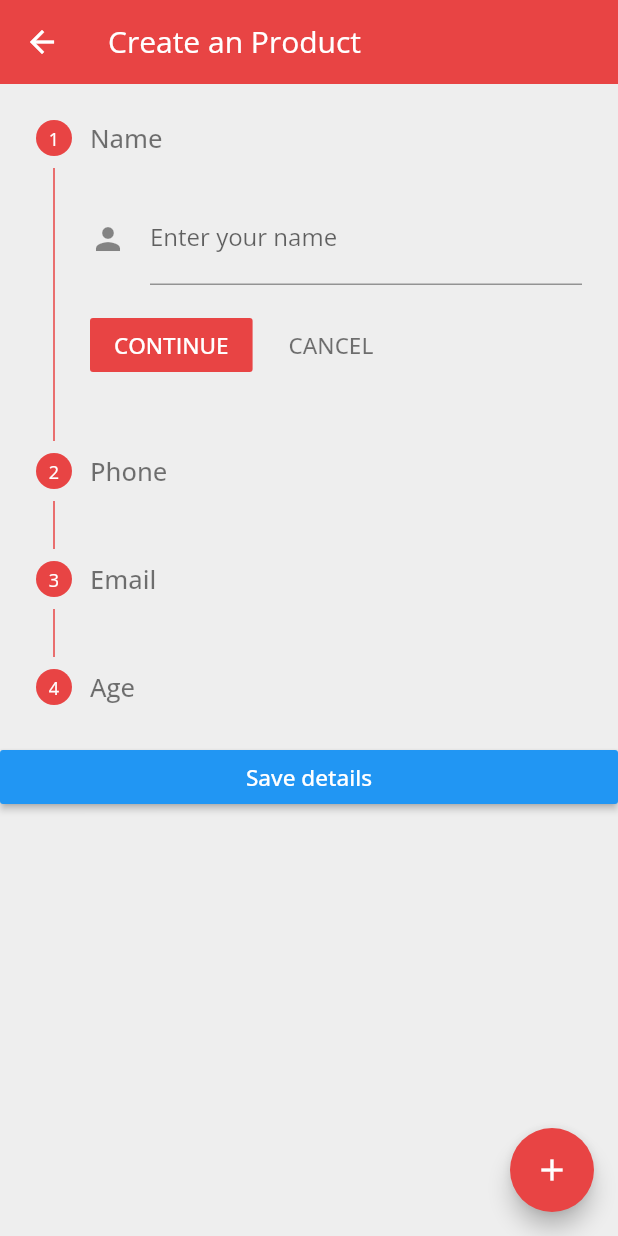
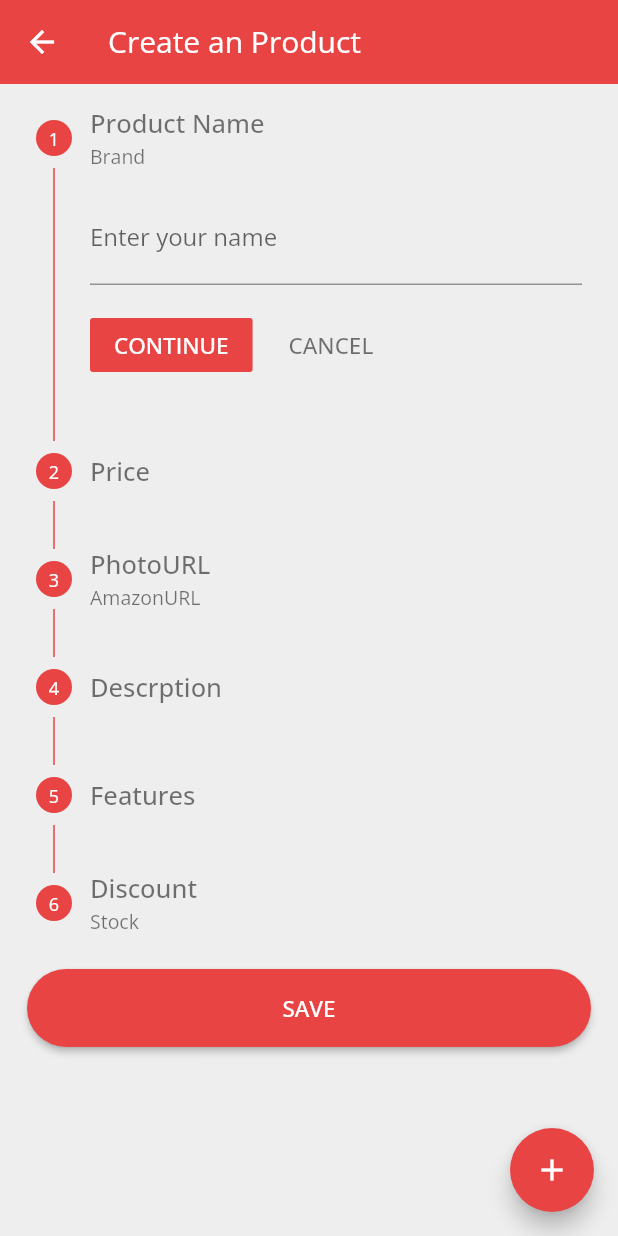
Before and after one commit to Aaron-CR/eShop-Flutter, a Flutter app: the ProductFormView screen opened directly, on a phone screen of 412 x 824 dp. Run offline on Flutter 3.47's test engine with Material 2 defaults, Android fonts, the phone set to English and light mode, and no system bars; our stand-ins replace cloud_firestore, firebase_auth, get_it, google_fonts, provider_architecture; accounts and stored records are empty.

Commit message:
test stepper

```diff
--- a/lib/theme/theme.dart
+++ b/lib/theme/theme.dart
@@ -80,15 +80,14 @@ ThemeData themeData = ThemeData(
     foregroundColor: Colors.white,
     backgroundColor: colorScheme.primary,
   ),
-  /* buttonTheme: ButtonThemeData(
-    minWidth: 200.0,
-    height: 50.0,
-    padding: EdgeInsets.all(18.0),
+  buttonColor: colorScheme.primary,
+  buttonTheme: ButtonThemeData(
+    padding: EdgeInsets.symmetric(horizontal: 24.0, vertical: 8.0),
     textTheme: ButtonTextTheme.primary,
     shape: RoundedRectangleBorder(
       borderRadius: BorderRadius.circular(30.0),
     ),
-  ), */
+  ),
   textTheme: textTheme,
   primaryTextTheme: textTheme,
   accentTextTheme: textTheme,
--- a/lib/views/product_form/product_form_view.dart
+++ b/lib/views/product_form/product_form_view.dart
@@ -8,6 +8,9 @@ import 'package:eshop/widgets/input_field.dart';
 
 class ProductFormView extends StatelessWidget {
   final productNameController = TextEditingController();
+
+  // TODO: only accept . (dot)
+  final String price = '120.6';
   final Product edittingProduct;
   ProductFormView({Key key, this.edittingProduct}) : super(key: key);
 
@@ -35,22 +38,23 @@ class ProductFormView extends StatelessWidget {
                 ),
           onPressed: () {
             if (!model.busy) {
-              model.addProduct(productName: productNameController.text);
+              model.addProduct(
+                productName: productNameController.text,
+                price: double.parse(price),
+              );
             }
           },
           backgroundColor:
-              !model.busy ? Theme.of(context).primaryColor : Colors.grey[600],
+              !model.busy ? Theme.of(context).primaryColor : Colors.grey[200],
         ),
         body: StepperBody(),
       ),
     );
   }
 
-
-
   Padding buildBody() {
     return Padding(
-      padding: const EdgeInsets.symmetric(horizontal: 30.0),
+      padding: EdgeInsets.symmetric(horizontal: 30.0),
       child: Column(
         crossAxisAlignment: CrossAxisAlignment.start,
         children: <Widget>[
--- a/lib/views/product_form/product_form_view_model.dart
+++ b/lib/views/product_form/product_form_view_model.dart
@@ -14,16 +14,18 @@ class ProductFormViewModel extends BaseViewModel {
   Product _edittingProduct;
   bool get _edditting => _edittingProduct != null;
 
-  Future addProduct({@required String productName}) async {
+  Future addProduct(
+      {@required String productName, @required double price}) async {
     setBusy(true);
 
     var result;
     if (!_edditting) {
-      result = await _firestoreService.addProduct(
-          Product(productName: productName, userId: currentUser.uid));
+      result = await _firestoreService.addProduct(Product(
+          productName: productName, price: price, userId: currentUser.uid));
     } else {
       result = await _firestoreService.updateProduct(Product(
         productName: productName,
+        price: price,
         userId: _edittingProduct.userId,
         id: _edittingProduct.id,
       ));
--- a/lib/views/product_form/test.dart
+++ b/lib/views/product_form/test.dart
@@ -1,4 +1,7 @@
 import 'package:flutter/material.dart';
+
+/// https://github.com/flutter/flutter/issues/11133
+/// https://github.com/flutter/flutter/pull/11165/commits/18c37cefcb26c8addff9dceba9c4c3d9f9845a1d
 
 class MyData {
   String name = '';
@@ -28,11 +31,11 @@ class _StepperBodyState extends State<StepperBody> {
   }
 
   List<Step> steps = [
+    /// Product Name & Brand
     Step(
-        title: const Text('Name'),
-        //subtitle: const Text('Enter your name'),
+      title: Text('Product Name'),
+      subtitle: Text('Brand'),
       isActive: true,
-        //state: StepState.error,
       state: StepState.indexed,
       content: TextFormField(
         focusNode: _focusNode,
@@ -42,7 +45,6 @@ class _StepperBodyState extends State<StepperBody> {
           data.name = value;
         },
         maxLines: 1,
-          //initialValue: 'Aseem Wangoo',
         validator: (value) {
           if (value.isEmpty || value.length < 1) {
             return 'Please enter name';
@@ -52,15 +54,15 @@ class _StepperBodyState extends State<StepperBody> {
           labelText: 'Enter your name',
           hintText: 'Enter a name',
           //filled: true,
-              icon: const Icon(Icons.person),
-              labelStyle:
-                  TextStyle(decorationStyle: TextDecorationStyle.solid)),
-        )),
+          labelStyle: TextStyle(decorationStyle: TextDecorationStyle.solid),
+        ),
+      ),
+    ),
+
+    /// Price
     Step(
-        title: const Text('Phone'),
-        //subtitle: const Text('Subtitle'),
+      title: Text('Price'),
       isActive: true,
-        //state: StepState.editing,
       state: StepState.indexed,
       content: TextFormField(
         keyboardType: TextInputType.phone,
@@ -77,16 +79,17 @@ class _StepperBodyState extends State<StepperBody> {
         decoration: InputDecoration(
           labelText: 'Enter your number',
           hintText: 'Enter a number',
-              icon: const Icon(Icons.phone),
-              labelStyle:
-                  TextStyle(decorationStyle: TextDecorationStyle.solid)),
-        )),
+          labelStyle: TextStyle(decorationStyle: TextDecorationStyle.solid),
+        ),
+      ),
+    ),
+
+    /// PhotoURL & AmazonURL
     Step(
-        title: const Text('Email'),
-        // subtitle: const Text('Subtitle'),
+      title: Text('PhotoURL'),
+      subtitle: Text('AmazonURL'),
       isActive: true,
       state: StepState.indexed,
-        // state: StepState.disabled,
       content: TextFormField(
         keyboardType: TextInputType.emailAddress,
         autocorrect: false,
@@ -102,13 +105,14 @@ class _StepperBodyState extends State<StepperBody> {
         decoration: InputDecoration(
           labelText: 'Enter your email',
           hintText: 'Enter a email address',
-              icon: const Icon(Icons.email),
-              labelStyle:
-                  TextStyle(decorationStyle: TextDecorationStyle.solid)),
-        )),
+          labelStyle: TextStyle(decorationStyle: TextDecorationStyle.solid),
+        ),
+      ),
+    ),
+
+    /// Descrption
     Step(
-        title: const Text('Age'),
-        // subtitle: const Text('Subtitle'),
+      title: Text('Descrption'),
       isActive: true,
       state: StepState.indexed,
       content: TextFormField(
@@ -126,16 +130,61 @@ class _StepperBodyState extends State<StepperBody> {
         decoration: InputDecoration(
           labelText: 'Enter your age',
           hintText: 'Enter age',
-              icon: const Icon(Icons.explicit),
-              labelStyle:
-                  TextStyle(decorationStyle: TextDecorationStyle.solid)),
-        )),
-    //  Step(
-    //     title: const Text('Fifth Step'),
-    //     subtitle: const Text('Subtitle'),
-    //     isActive: true,
-    //     state: StepState.complete,
-    //     content: const Text('Enjoy Step Fifth'))
+          labelStyle: TextStyle(decorationStyle: TextDecorationStyle.solid),
+        ),
+      ),
+    ),
+
+    /// Features
+    Step(
+      title: Text('Features'),
+      isActive: true,
+      state: StepState.indexed,
+      content: TextFormField(
+        keyboardType: TextInputType.number,
+        autocorrect: false,
+        validator: (value) {
+          if (value.isEmpty || value.length > 2) {
+            return 'Please enter valid age';
+          }
+        },
+        maxLines: 1,
+        onSaved: (String value) {
+          data.age = value;
+        },
+        decoration: InputDecoration(
+          labelText: 'Enter your age',
+          hintText: 'Enter age',
+          labelStyle: TextStyle(decorationStyle: TextDecorationStyle.solid),
+        ),
+      ),
+    ),
+
+    /// Discount & Stock
+    Step(
+      title: Text('Discount'),
+      subtitle: Text('Stock'),
+      isActive: true,
+      state: StepState.indexed,
+      content: TextFormField(
+        keyboardType: TextInputType.number,
+        autocorrect: false,
+        validator: (value) {
+          if (value.isEmpty || value.length > 2) {
+            return 'Please enter valid age';
+          }
+        },
+        maxLines: 1,
+        onSaved: (String value) {
+          data.age = value;
+        },
+        decoration: InputDecoration(
+          labelText: 'Enter your age',
+          hintText: 'Enter age',
+          labelStyle: TextStyle(decorationStyle: TextDecorationStyle.solid),
+        ),
+      ),
+    ),
   ];
 
   @override
@@ -180,37 +229,30 @@ class _StepperBodyState extends State<StepperBody> {
                 },
               ),
             ],
-            ));
+          ),
+        );
       }
     }
 
     return Container(
       child: Form(
         key: _formKey,
-      child: ListView(children: <Widget>[
+        child: ListView(
+          children: <Widget>[
             Stepper(
+              physics: ClampingScrollPhysics(),
               steps: steps,
-          type: StepperType.vertical,
               currentStep: this.currStep,
               onStepContinue: () {
-            setState(() {
+                setState(
+                  () {
                     if (currStep < steps.length - 1) {
                       currStep = currStep + 1;
                     } else {
                       currStep = 0;
                     }
-              // else {
-              // Scaffold
-              //     .of(context)
-              //     .showSnackBar( SnackBar(content:  Text('$currStep')));
-
-              // if (currStep == 1) {
-              //   print('First Step');
-              //   print('object' + FocusScope.of(context).toStringDeep());
-              // }
-
-              // }
-            });
+                  },
+                );
               },
               onStepCancel: () {
                 setState(() {
@@ -227,15 +269,21 @@ class _StepperBodyState extends State<StepperBody> {
                 });
               },
             ),
-        RaisedButton(
+            Padding(
+              padding: EdgeInsets.symmetric(horizontal: 18.0, vertical: 8.0),
+              child: RaisedButton(
+                child: Padding(
+                  padding: EdgeInsets.all(8.0),
                   child: Text(
-            'Save details',
-            style: TextStyle(color: Colors.white),
+                    'SAVE',
+                  ),
                 ),
                 onPressed: _submitDetails,
-          color: Colors.blue,
               ),
-      ]),
-    ));
+            ),
+          ],
+        ),
+      ),
+    );
   }
 }
```
Lines whose indentation alone changed are shown as unchanged.
